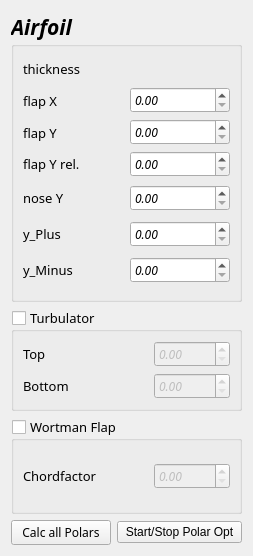
The window that UI/airfoilWidget.ui (paulebieber/FoilBoXX) describes before a commit, drawn with Qt 5.
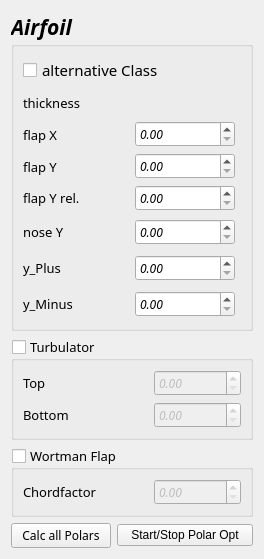
The same window after the commit.

What changed in the file:
```diff
--- a/UI/airfoilWidget.ui
+++ b/UI/airfoilWidget.ui
@@ -6,7 +6,7 @@
    <rect>
     <x>0</x>
     <y>0</y>
-    <width>253</width>
+    <width>264</width>
     <height>556</height>
    </rect>
   </property>
@@ -332,93 +332,47 @@
       <bool>false</bool>
      </property>
      <layout class="QGridLayout" name="gridLayout_12">
+      <item row="1" column="1">
+       <widget class="QLabel" name="thickness">
+        <property name="sizePolicy">
+         <sizepolicy hsizetype="Expanding" vsizetype="Fixed">
+          <horstretch>2</horstretch>
+          <verstretch>2</verstretch>
+         </sizepolicy>
+        </property>
+        <property name="minimumSize">
+         <size>
+          <width>0</width>
+          <height>25</height>
+         </size>
+        </property>
+        <property name="maximumSize">
+         <size>
+          <width>125</width>
+          <height>25</height>
+         </size>
+        </property>
+        <property name="font">
+         <font>
+          <family>Noto Serif Thai Med</family>
+          <pointsize>13</pointsize>
+          <weight>75</weight>
+          <italic>true</italic>
+          <bold>true</bold>
+         </font>
+        </property>
+        <property name="styleSheet">
+         <string notr="true">color: rgb(0, 0, 0);</string>
+        </property>
+        <property name="text">
+         <string/>
+        </property>
+        <property name="alignment">
+         <set>Qt::AlignBottom|Qt::AlignLeading|Qt::AlignLeft</set>
+        </property>
+       </widget>
+      </item>
       <item row="6" column="0">
-       <widget class="QLabel" name="label_9">
-        <property name="sizePolicy">
-         <sizepolicy hsizetype="Fixed" vsizetype="Expanding">
-          <horstretch>1</horstretch>
-          <verstretch>1</verstretch>
-         </sizepolicy>
-        </property>
-        <property name="minimumSize">
-         <size>
-          <width>0</width>
-          <height>30</height>
-         </size>
-        </property>
-        <property name="maximumSize">
-         <size>
-          <width>125</width>
-          <height>30</height>
-         </size>
-        </property>
-        <property name="font">
-         <font>
-          <family>Noto Serif Thai Med</family>
-          <pointsize>10</pointsize>
-          <weight>50</weight>
-          <italic>false</italic>
-          <bold>false</bold>
-         </font>
-        </property>
-        <property name="layoutDirection">
-         <enum>Qt::LeftToRight</enum>
-        </property>
-        <property name="styleSheet">
-         <string notr="true">color: rgb(0, 0, 0);</string>
-        </property>
-        <property name="text">
-         <string>y_Plus</string>
-        </property>
-        <property name="alignment">
-         <set>Qt::AlignLeading|Qt::AlignLeft|Qt::AlignVCenter</set>
-        </property>
-       </widget>
-      </item>
-      <item row="7" column="0">
-       <widget class="QLabel" name="label_10">
-        <property name="sizePolicy">
-         <sizepolicy hsizetype="Fixed" vsizetype="Expanding">
-          <horstretch>1</horstretch>
-          <verstretch>1</verstretch>
-         </sizepolicy>
-        </property>
-        <property name="minimumSize">
-         <size>
-          <width>0</width>
-          <height>30</height>
-         </size>
-        </property>
-        <property name="maximumSize">
-         <size>
-          <width>125</width>
-          <height>30</height>
-         </size>
-        </property>
-        <property name="font">
-         <font>
-          <family>Noto Serif Thai Med</family>
-          <pointsize>10</pointsize>
-          <weight>50</weight>
-          <italic>false</italic>
-          <bold>false</bold>
-         </font>
-        </property>
-        <property name="layoutDirection">
-         <enum>Qt::LeftToRight</enum>
-        </property>
-        <property name="styleSheet">
-         <string notr="true">color: rgb(0, 0, 0);</string>
-        </property>
-        <property name="text">
-         <string>y_Minus</string>
-        </property>
-        <property name="alignment">
-         <set>Qt::AlignLeading|Qt::AlignLeft|Qt::AlignVCenter</set>
-        </property>
-       </widget>
-      </item>
-      <item row="5" column="0">
        <widget class="QLabel" name="label_12">
         <property name="sizePolicy">
          <sizepolicy hsizetype="Fixed" vsizetype="Expanding">
@@ -461,161 +415,7 @@
         </property>
        </widget>
       </item>
-      <item row="6" column="1">
-       <widget class="QDoubleSpinBox" name="doubleSpinBox_yPlus">
-        <property name="maximumSize">
-         <size>
-          <width>100</width>
-          <height>16777215</height>
-         </size>
-        </property>
-        <property name="font">
-         <font>
-          <family>Source Code Pro</family>
-          <pointsize>9</pointsize>
-          <weight>50</weight>
-          <italic>true</italic>
-          <bold>false</bold>
-         </font>
-        </property>
-       </widget>
-      </item>
-      <item row="7" column="1">
-       <widget class="QDoubleSpinBox" name="doubleSpinBox_yMinus">
-        <property name="maximumSize">
-         <size>
-          <width>100</width>
-          <height>16777215</height>
-         </size>
-        </property>
-        <property name="font">
-         <font>
-          <family>Source Code Pro</family>
-          <pointsize>9</pointsize>
-          <weight>50</weight>
-          <italic>true</italic>
-          <bold>false</bold>
-         </font>
-        </property>
-       </widget>
-      </item>
-      <item row="2" column="1">
-       <widget class="QDoubleSpinBox" name="doubleSpinBox_flapY">
-        <property name="maximumSize">
-         <size>
-          <width>100</width>
-          <height>16777215</height>
-         </size>
-        </property>
-        <property name="font">
-         <font>
-          <family>Source Code Pro</family>
-          <pointsize>9</pointsize>
-          <weight>50</weight>
-          <italic>true</italic>
-          <bold>false</bold>
-         </font>
-        </property>
-       </widget>
-      </item>
-      <item row="1" column="1">
-       <widget class="QDoubleSpinBox" name="doubleSpinBox_flapX">
-        <property name="maximumSize">
-         <size>
-          <width>100</width>
-          <height>16777215</height>
-         </size>
-        </property>
-        <property name="font">
-         <font>
-          <family>Source Code Pro</family>
-          <pointsize>9</pointsize>
-          <weight>50</weight>
-          <italic>true</italic>
-          <bold>false</bold>
-         </font>
-        </property>
-       </widget>
-      </item>
-      <item row="5" column="1">
-       <widget class="QDoubleSpinBox" name="doubleSpinBox_yNose">
-        <property name="maximumSize">
-         <size>
-          <width>100</width>
-          <height>16777215</height>
-         </size>
-        </property>
-        <property name="font">
-         <font>
-          <family>Source Code Pro</family>
-          <pointsize>9</pointsize>
-          <weight>50</weight>
-          <italic>true</italic>
-          <bold>false</bold>
-         </font>
-        </property>
-       </widget>
-      </item>
-      <item row="3" column="1">
-       <widget class="QDoubleSpinBox" name="doubleSpinBox_flapY_rel">
-        <property name="maximumSize">
-         <size>
-          <width>100</width>
-          <height>16777215</height>
-         </size>
-        </property>
-        <property name="font">
-         <font>
-          <family>Source Code Pro</family>
-          <pointsize>9</pointsize>
-          <weight>50</weight>
-          <italic>true</italic>
-          <bold>false</bold>
-         </font>
-        </property>
-       </widget>
-      </item>
-      <item row="1" column="0">
-       <widget class="QLabel" name="label_24">
-        <property name="sizePolicy">
-         <sizepolicy hsizetype="Expanding" vsizetype="Fixed">
-          <horstretch>2</horstretch>
-          <verstretch>2</verstretch>
-         </sizepolicy>
-        </property>
-        <property name="minimumSize">
-         <size>
-          <width>0</width>
-          <height>20</height>
-         </size>
-        </property>
-        <property name="maximumSize">
-         <size>
-          <width>125</width>
-          <height>20</height>
-         </size>
-        </property>
-        <property name="font">
-         <font>
-          <family>Noto Serif Thai Med</family>
-          <pointsize>10</pointsize>
-          <weight>50</weight>
-          <italic>false</italic>
-          <bold>false</bold>
-         </font>
-        </property>
-        <property name="styleSheet">
-         <string notr="true">color: rgb(0, 0, 0);</string>
-        </property>
-        <property name="text">
-         <string>flap X</string>
-        </property>
-        <property name="alignment">
-         <set>Qt::AlignBottom|Qt::AlignLeading|Qt::AlignLeft</set>
-        </property>
-       </widget>
-      </item>
-      <item row="2" column="0">
+      <item row="3" column="0">
        <widget class="QLabel" name="label_11">
         <property name="sizePolicy">
          <sizepolicy hsizetype="Expanding" vsizetype="Fixed">
@@ -655,7 +455,26 @@
         </property>
        </widget>
       </item>
-      <item row="3" column="0">
+      <item row="6" column="1">
+       <widget class="QDoubleSpinBox" name="doubleSpinBox_yNose">
+        <property name="maximumSize">
+         <size>
+          <width>100</width>
+          <height>16777215</height>
+         </size>
+        </property>
+        <property name="font">
+         <font>
+          <family>Source Code Pro</family>
+          <pointsize>9</pointsize>
+          <weight>50</weight>
+          <italic>true</italic>
+          <bold>false</bold>
+         </font>
+        </property>
+       </widget>
+      </item>
+      <item row="4" column="0">
        <widget class="QLabel" name="label_17">
         <property name="sizePolicy">
          <sizepolicy hsizetype="Fixed" vsizetype="Expanding">
@@ -695,7 +514,7 @@
         </property>
        </widget>
       </item>
-      <item row="0" column="0">
+      <item row="1" column="0">
        <widget class="QLabel" name="label_thickness">
         <property name="sizePolicy">
          <sizepolicy hsizetype="Expanding" vsizetype="Fixed">
@@ -735,8 +554,51 @@
         </property>
        </widget>
       </item>
-      <item row="0" column="1">
-       <widget class="QLabel" name="thickness">
+      <item row="7" column="0">
+       <widget class="QLabel" name="label_9">
+        <property name="sizePolicy">
+         <sizepolicy hsizetype="Fixed" vsizetype="Expanding">
+          <horstretch>1</horstretch>
+          <verstretch>1</verstretch>
+         </sizepolicy>
+        </property>
+        <property name="minimumSize">
+         <size>
+          <width>0</width>
+          <height>30</height>
+         </size>
+        </property>
+        <property name="maximumSize">
+         <size>
+          <width>125</width>
+          <height>30</height>
+         </size>
+        </property>
+        <property name="font">
+         <font>
+          <family>Noto Serif Thai Med</family>
+          <pointsize>10</pointsize>
+          <weight>50</weight>
+          <italic>false</italic>
+          <bold>false</bold>
+         </font>
+        </property>
+        <property name="layoutDirection">
+         <enum>Qt::LeftToRight</enum>
+        </property>
+        <property name="styleSheet">
+         <string notr="true">color: rgb(0, 0, 0);</string>
+        </property>
+        <property name="text">
+         <string>y_Plus</string>
+        </property>
+        <property name="alignment">
+         <set>Qt::AlignLeading|Qt::AlignLeft|Qt::AlignVCenter</set>
+        </property>
+       </widget>
+      </item>
+      <item row="2" column="0">
+       <widget class="QLabel" name="label_24">
         <property name="sizePolicy">
          <sizepolicy hsizetype="Expanding" vsizetype="Fixed">
           <horstretch>2</horstretch>
@@ -746,35 +608,189 @@
         <property name="minimumSize">
          <size>
           <width>0</width>
-          <height>25</height>
+          <height>20</height>
          </size>
         </property>
         <property name="maximumSize">
          <size>
           <width>125</width>
-          <height>25</height>
+          <height>20</height>
          </size>
         </property>
         <property name="font">
          <font>
           <family>Noto Serif Thai Med</family>
-          <pointsize>13</pointsize>
-          <weight>75</weight>
-          <italic>true</italic>
-          <bold>true</bold>
+          <pointsize>10</pointsize>
+          <weight>50</weight>
+          <italic>false</italic>
+          <bold>false</bold>
          </font>
         </property>
         <property name="styleSheet">
          <string notr="true">color: rgb(0, 0, 0);</string>
         </property>
         <property name="text">
-         <string/>
+         <string>flap X</string>
         </property>
         <property name="alignment">
          <set>Qt::AlignBottom|Qt::AlignLeading|Qt::AlignLeft</set>
         </property>
        </widget>
       </item>
+      <item row="8" column="0">
+       <widget class="QLabel" name="label_10">
+        <property name="sizePolicy">
+         <sizepolicy hsizetype="Fixed" vsizetype="Expanding">
+          <horstretch>1</horstretch>
+          <verstretch>1</verstretch>
+         </sizepolicy>
+        </property>
+        <property name="minimumSize">
+         <size>
+          <width>0</width>
+          <height>30</height>
+         </size>
+        </property>
+        <property name="maximumSize">
+         <size>
+          <width>125</width>
+          <height>30</height>
+         </size>
+        </property>
+        <property name="font">
+         <font>
+          <family>Noto Serif Thai Med</family>
+          <pointsize>10</pointsize>
+          <weight>50</weight>
+          <italic>false</italic>
+          <bold>false</bold>
+         </font>
+        </property>
+        <property name="layoutDirection">
+         <enum>Qt::LeftToRight</enum>
+        </property>
+        <property name="styleSheet">
+         <string notr="true">color: rgb(0, 0, 0);</string>
+        </property>
+        <property name="text">
+         <string>y_Minus</string>
+        </property>
+        <property name="alignment">
+         <set>Qt::AlignLeading|Qt::AlignLeft|Qt::AlignVCenter</set>
+        </property>
+       </widget>
+      </item>
+      <item row="8" column="1">
+       <widget class="QDoubleSpinBox" name="doubleSpinBox_yMinus">
+        <property name="maximumSize">
+         <size>
+          <width>100</width>
+          <height>16777215</height>
+         </size>
+        </property>
+        <property name="font">
+         <font>
+          <family>Source Code Pro</family>
+          <pointsize>9</pointsize>
+          <weight>50</weight>
+          <italic>true</italic>
+          <bold>false</bold>
+         </font>
+        </property>
+       </widget>
+      </item>
+      <item row="2" column="1">
+       <widget class="QDoubleSpinBox" name="doubleSpinBox_flapX">
+        <property name="maximumSize">
+         <size>
+          <width>100</width>
+          <height>16777215</height>
+         </size>
+        </property>
+        <property name="font">
+         <font>
+          <family>Source Code Pro</family>
+          <pointsize>9</pointsize>
+          <weight>50</weight>
+          <italic>true</italic>
+          <bold>false</bold>
+         </font>
+        </property>
+       </widget>
+      </item>
+      <item row="4" column="1">
+       <widget class="QDoubleSpinBox" name="doubleSpinBox_flapY_rel">
+        <property name="maximumSize">
+         <size>
+          <width>100</width>
+          <height>16777215</height>
+         </size>
+        </property>
+        <property name="font">
+         <font>
+          <family>Source Code Pro</family>
+          <pointsize>9</pointsize>
+          <weight>50</weight>
+          <italic>true</italic>
+          <bold>false</bold>
+         </font>
+        </property>
+       </widget>
+      </item>
+      <item row="7" column="1">
+       <widget class="QDoubleSpinBox" name="doubleSpinBox_yPlus">
+        <property name="maximumSize">
+         <size>
+          <width>100</width>
+          <height>16777215</height>
+         </size>
+        </property>
+        <property name="font">
+         <font>
+          <family>Source Code Pro</family>
+          <pointsize>9</pointsize>
+          <weight>50</weight>
+          <italic>true</italic>
+          <bold>false</bold>
+         </font>
+        </property>
+       </widget>
+      </item>
+      <item row="3" column="1">
+       <widget class="QDoubleSpinBox" name="doubleSpinBox_flapY">
+        <property name="maximumSize">
+         <size>
+          <width>100</width>
+          <height>16777215</height>
+         </size>
+        </property>
+        <property name="font">
+         <font>
+          <family>Source Code Pro</family>
+          <pointsize>9</pointsize>
+          <weight>50</weight>
+          <italic>true</italic>
+          <bold>false</bold>
+         </font>
+        </property>
+       </widget>
+      </item>
+      <item row="0" column="0" colspan="2">
+       <widget class="QCheckBox" name="checkBox_alternativeClass">
+        <property name="font">
+         <font>
+          <family>Noto Serif Thai Med</family>
+          <pointsize>11</pointsize>
+          <weight>50</weight>
+          <italic>false</italic>
+          <bold>false</bold>
+         </font>
+        </property>
+        <property name="text">
+         <string>alternative Class</string>
+        </property>
+       </widget>
+      </item>
      </layout>
     </widget>
    </item>
```
